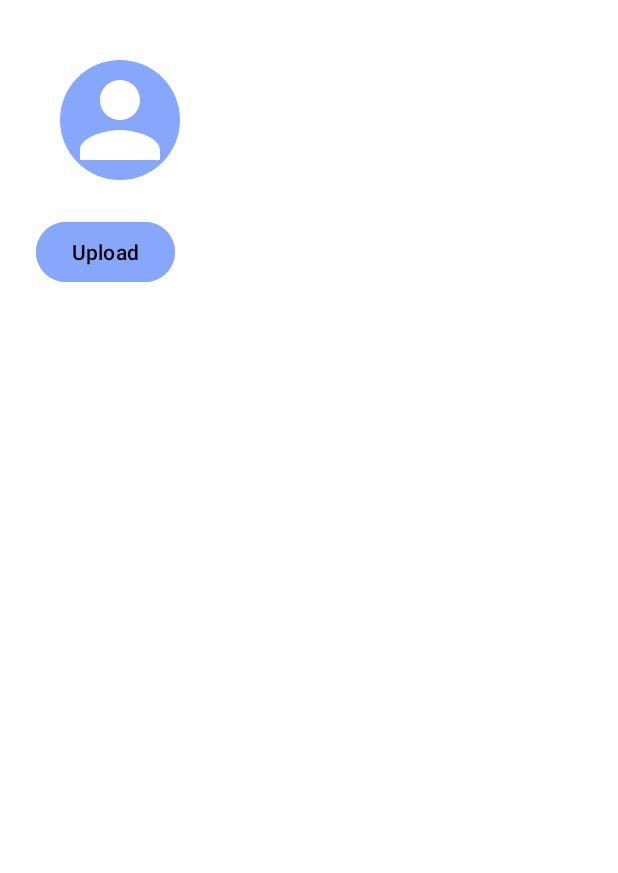
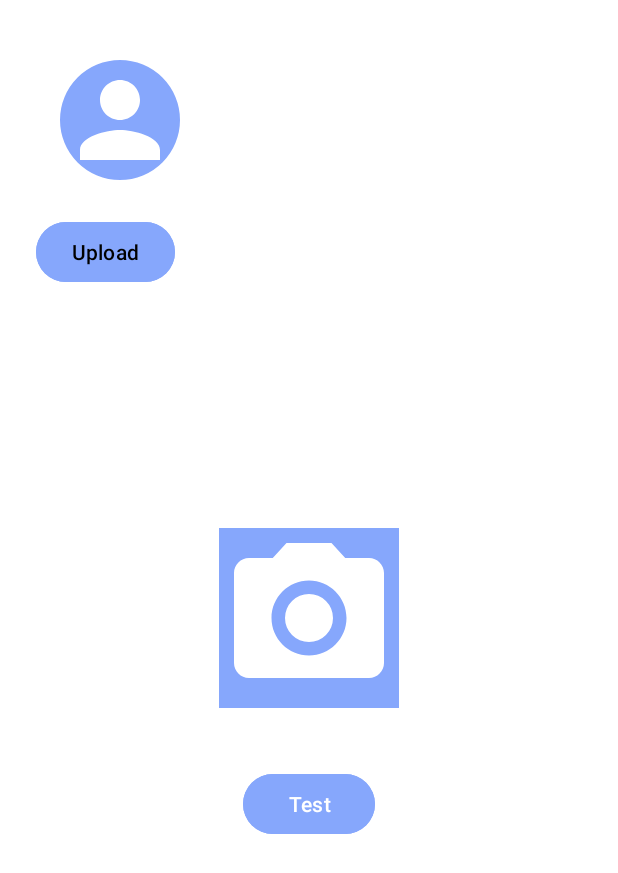
Before and after one commit to devtronghieu/murom, an Android app: the screen it shows after launch (MainActivity), on a phone screen of 412 x 824 dp. Shown: the top 873 px of the screen. Run offline under Robolectric (Android 15) with nearby library versions, the phone set to English and light mode, and no system bars.

Commit message:
refactor: detect weird behavior when separating fn

```diff
--- a/app/src/main/java/com/example/murom/MainActivity.java
+++ b/app/src/main/java/com/example/murom/MainActivity.java
@@ -34,8 +34,27 @@
         super.onCreate(savedInstanceState);
         setContentView(R.layout.activity_main);
 
+        // This runs well
         imageView = findViewById(R.id.avatar);
         Button uploadAvatarBtn = findViewById(R.id.upload_avatar);
         uploadAvatarBtn.setOnClickListener(view -> launcher.launch(new PickVisualMediaRequest.Builder().setMediaType(ActivityResultContracts.PickVisualMedia.ImageOnly.INSTANCE).build()));
+
+        // This one crashes the app immediately without any erros
+        ImageView testImageView = findViewById(R.id.test_image);
+        Button testUploadImageBtn = findViewById(R.id.test_button);
+        testUploadImageBtn.setOnClickListener(view -> launchImagePicker(testImageView));
+    }
+
+    private void launchImagePicker(ImageView imageView) {
+        ActivityResultLauncher<PickVisualMediaRequest> launcher =
+                registerForActivityResult(new ActivityResultContracts.PickVisualMedia(), o -> {
+                    if (o == null) {
+                        Toast.makeText(MainActivity.this, "No image selected!", Toast.LENGTH_SHORT).show();
+                    } else {
+                        Glide.with(getApplicationContext()).load(o).into(imageView);
+                    }
+                });
+
+        launcher.launch(new PickVisualMediaRequest.Builder().setMediaType(ActivityResultContracts.PickVisualMedia.ImageOnly.INSTANCE).build());
     }
 }
--- /dev/null
+++ b/app/src/main/res/drawable/baseline_camera_alt_24.xml
@@ -0,0 +1,6 @@
+<vector android:height="24dp" android:tint="#FFFFFF"
+    android:viewportHeight="24" android:viewportWidth="24"
+    android:width="24dp" xmlns:android="http://schemas.android.com/apk/res/android">
+    <path android:fillColor="@android:color/white" android:pathData="M12,12m-3.2,0a3.2,3.2 0,1 1,6.4 0a3.2,3.2 0,1 1,-6.4 0"/>
+    <path android:fillColor="@android:color/white" android:pathData="M9,2L7.17,4L4,4c-1.1,0 -2,0.9 -2,2v12c0,1.1 0.9,2 2,2h16c1.1,0 2,-0.9 2,-2L22,6c0,-1.1 -0.9,-2 -2,-2h-3.17L15,2L9,2zM12,17c-2.76,0 -5,-2.24 -5,-5s2.24,-5 5,-5 5,2.24 5,5 -2.24,5 -5,5z"/>
+</vector>
--- a/app/src/main/res/layout/activity_main.xml
+++ b/app/src/main/res/layout/activity_main.xml
@@ -26,9 +26,32 @@
         android:layout_marginStart="24dp"
         android:layout_marginTop="24dp"
         android:backgroundTint="@color/secondary"
-        android:onClick="pickMedia"
         android:text="@string/upload_avatar"
         android:textColor="@color/black"
         app:layout_constraintStart_toStartOf="parent"
         app:layout_constraintTop_toBottomOf="@+id/avatar" />
+
+    <ImageView
+        android:id="@+id/test_image"
+        android:layout_width="120dp"
+        android:layout_height="120dp"
+        android:background="@color/secondary"
+        app:layout_constraintBottom_toBottomOf="parent"
+        app:layout_constraintEnd_toEndOf="parent"
+        app:layout_constraintStart_toStartOf="parent"
+        app:layout_constraintTop_toTopOf="parent"
+        app:srcCompat="@drawable/baseline_camera_alt_24"
+        android:contentDescription="@string/test" />
+
+    <Button
+        android:id="@+id/test_button"
+        android:layout_width="wrap_content"
+        android:layout_height="wrap_content"
+        android:text="@string/test"
+        android:backgroundTint="@color/secondary"
+        app:layout_constraintBottom_toBottomOf="parent"
+        app:layout_constraintEnd_toEndOf="parent"
+        app:layout_constraintStart_toStartOf="parent"
+        app:layout_constraintTop_toBottomOf="@+id/test_image"
+        app:layout_constraintVertical_bias="0.132" />
 </androidx.constraintlayout.widget.ConstraintLayout>
--- a/app/src/main/res/values/strings.xml
+++ b/app/src/main/res/values/strings.xml
@@ -1,4 +1,5 @@
 <resources>
     <string name="app_name">MuRom</string>
     <string name="upload_avatar">Upload</string>
+    <string name="test">Test</string>
 </resources>
```
